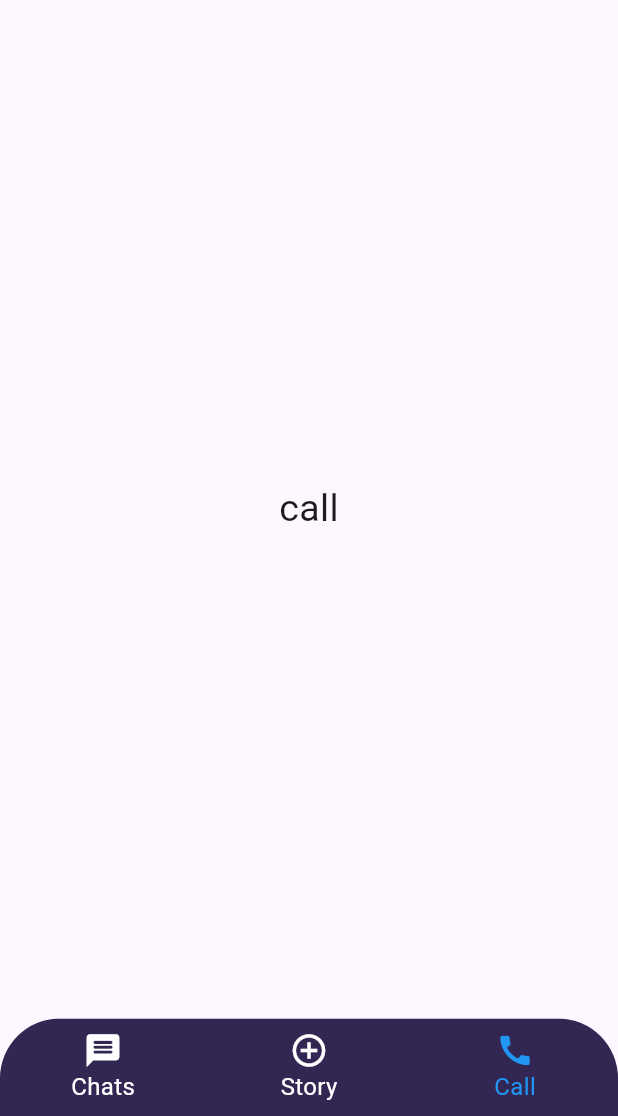
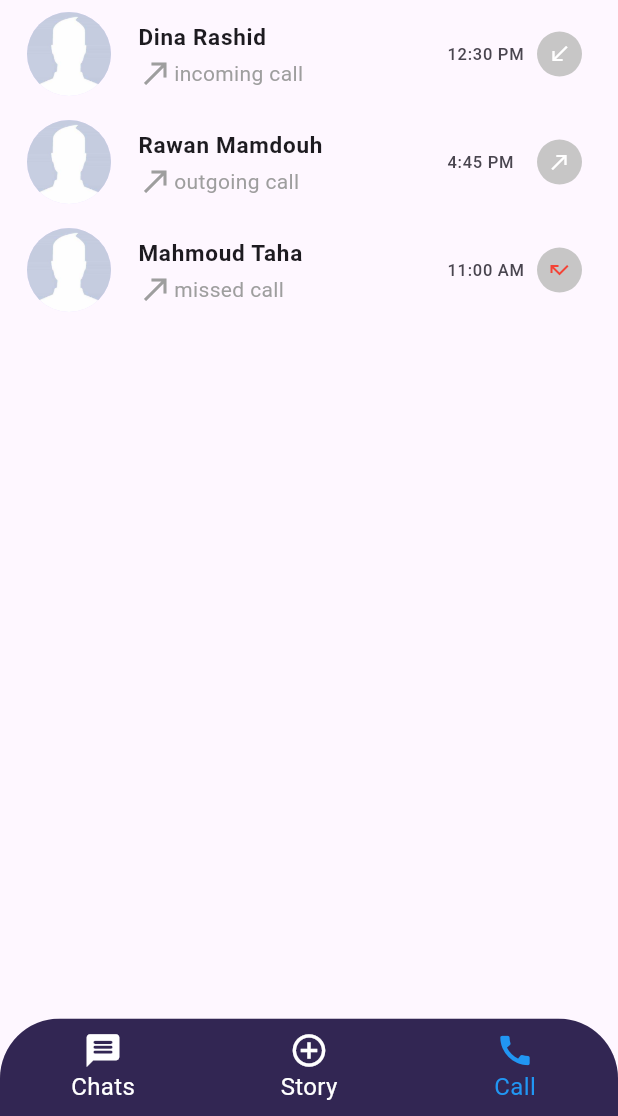
Before and after one commit to dramcode93/DRAMchatApp, a Flutter app: the ChatsPage screen opened directly, swiped to page 3, on a phone screen of 412 x 824 dp, the part 120-1236 px from its top. Run offline on Flutter 3.47's test engine with Material 3 defaults, Android fonts, the light colour scheme and no system bars; our stand-ins replace image_cropper, image_picker, permission_handler, pinput, shared_preferences; accounts and stored records are empty.

Commit message:
call-tap

```diff
--- a/lib/pages/chats_page.dart
+++ b/lib/pages/chats_page.dart
@@ -1,3 +1,4 @@
+import 'package:dram/widgets/call_tab.dart';
 import 'package:dram/widgets/chats_tab.dart';
 import 'package:dram/widgets/drawer.dart';
 import 'package:flutter/material.dart';
@@ -15,7 +16,7 @@ class _ChatsPageState extends State<ChatsPage> {
   List<Widget> tabs = [
     const ChatsTab(),
     const Center(child: Text('story', style: TextStyle(fontSize: 25))),
-    const Center(child: Text('call', style: TextStyle(fontSize: 25))),
+    CallTap(),
   ];
   GlobalKey<ScaffoldState> scaffoldKey = GlobalKey();
   @override
--- /dev/null
+++ b/lib/widgets/call_tab.dart
@@ -0,0 +1,90 @@
+import 'package:flutter/material.dart';
+
+class CallTap extends StatelessWidget {
+  final List<Map<String, dynamic>> callData = [
+    {
+      'name': 'Dina Rashid',
+      'call': Icons.call_made,
+      'lastCallTime': "12:30 PM",
+      'callType': 'incoming call',
+      'iconData': Icons.call_received,
+    },
+    {
+      'name': 'Rawan Mamdouh',
+      'call': Icons.call_made,
+      'lastCallTime': "4:45 PM",
+      'callType': 'outgoing call',
+      'iconData': Icons.call_made,
+    },
+    {
+      'name': 'Mahmoud Taha',
+      'call': Icons.call_made,
+      'lastCallTime': "11:00 AM",
+      'callType': 'missed call',
+      'iconData': Icons.call_missed,
+    },
+    // Add more call data maps as needed
+  ];
+
+  CallTap({Key? key}) : super(key: key);
+
+  @override
+  Widget build(BuildContext context) {
+    return ListView.builder(
+      physics: const BouncingScrollPhysics(),
+      itemCount: callData.length,
+      itemBuilder: (BuildContext context, int index) {
+        final item = callData[index];
+        return ListTile(
+          title: Text(
+            item['name'],
+            style: const TextStyle(
+              fontSize: 15,
+              fontWeight: FontWeight.bold,
+            ),
+          ),
+          subtitle: Row(
+            children: [
+              Icon(item['call'], color: Colors.grey),
+              Text(
+                item['callType'],
+                style: const TextStyle(
+                  color: Colors.grey,
+                ),
+              ),
+            ],
+          ),
+          leading: const CircleAvatar(
+            radius: 30,
+            backgroundImage: AssetImage('assets/images/profile.png'),
+          ),
+          trailing: Container(
+            width: 90, // Adjust the width as needed
+            child: Row(
+              // mainAxisSize: MainAxisSize.min, // Use minimal space
+              children: [
+                Expanded(
+                  child: Text(
+                    item['lastCallTime'],
+                    overflow: TextOverflow.ellipsis,
+                  ),
+                ),
+                CircleAvatar(
+                  radius: 15, // Adjusted for space
+                  backgroundColor: const Color.fromARGB(255, 199, 198, 198),
+                  child: Icon(
+                    item['iconData'],
+                    color: item['callType'] == 'missed call'
+                        ? Colors.red
+                        : Colors.white,
+                    size: 16,
+                  ),
+                ),
+              ],
+            ),
+          ),
+        );
+      },
+    );
+  }
+}
```
